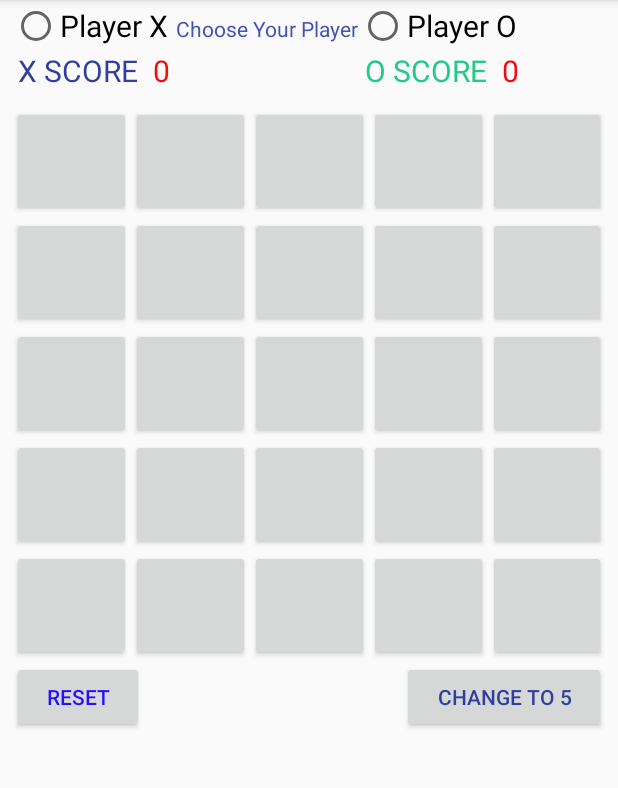
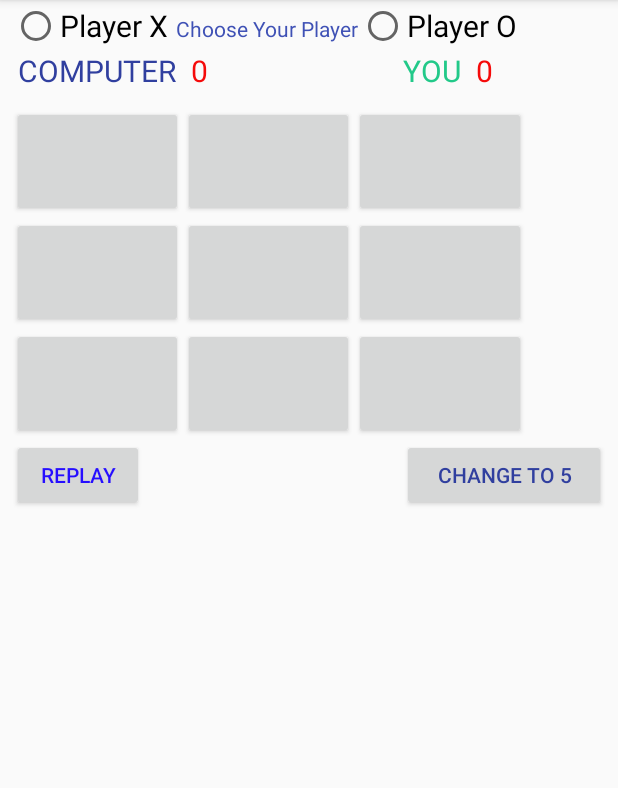
Before and after one commit to CodeLeeq/Take-A-Climb-Challenge-Tic-Tac-Toe, an Android app: the ComputerGame screen opened directly, with no data from a screen before it, on a phone screen of 412 x 824 dp, the part 84-872 px from its top. Run offline under Robolectric (Android 15) with nearby library versions, the phone set to English and light mode, and no system bars.

```diff
--- a/app/src/main/java/com/example/android/tictactoe/HumanPlayer.java
+++ b/app/src/main/java/com/example/android/tictactoe/HumanPlayer.java
@@ -103,6 +103,7 @@ public class HumanPlayer extends AppCompatActivity {
         button5_2 = findViewById(R.id.button5_2);
         show5 = findViewById(R.id.show5);
         reset = findViewById(R.id.reset);
+
         //initializing the remaining button visibility.
         button10.setVisibility(View.GONE);
         button11.setVisibility(View.GONE);
@@ -347,7 +348,7 @@ public class HumanPlayer extends AppCompatActivity {
         //This check the moves for Player X if it wins.
         if (btn1.equals("X") && btn2.equals("X") && btn3.equals("X")) {
             Toast.makeText(HumanPlayer.this, "Congrats! Player X WON!", Toast.LENGTH_LONG).show();
-            playerX_score = +1;
+            playerX_score++;
             displayForPlayerX(playerX_score);
             resetBoard();
 
--- a/app/src/main/res/layout/activity_computer_game.xml
+++ b/app/src/main/res/layout/activity_computer_game.xml
@@ -60,11 +60,11 @@
             android:textColor="@color/colorPrimaryDark"
             android:textAllCaps="true"
             android:textSize="20sp"
-            android:text="@string/x_score"
+            android:text="@string/computerScore"
             android:layout_marginLeft="4dp"
             android:layout_marginRight="10dp" />
         <TextView
-            android:id="@+id/playerX_score"
+            android:id="@+id/computer_score"
             android:layout_width="wrap_content"
             android:layout_height="wrap_content"
             android:layout_marginRight="130dp"
@@ -79,11 +79,11 @@
             android:layout_marginRight="10dp"
             android:textColor="#22c989"
             android:textSize="20sp"
-            android:text="@string/o_score"
+            android:text="@string/humanScore"
             android:layout_marginEnd="10dp" />
 
         <TextView
-            android:id="@+id/playerO_score"
+            android:id="@+id/human_score"
             android:layout_width="wrap_content"
             android:layout_height="wrap_content"
             android:textSize="20sp"
@@ -102,30 +102,6 @@
 
         <Button
 
-            android:id="@+id/button1"
-            android:layout_width="wrap_content"
-            android:layout_height="match_parent"
-            android:textSize="40sp"
-            android:layout_weight="1"
-            tools:ignore="ButtonStyle" />
-
-        <Button
-            android:id="@+id/button2"
-            android:layout_width="wrap_content"
-            android:layout_height="match_parent"
-            android:textSize="40sp"
-            android:layout_weight="1"
-            tools:ignore="ButtonStyle" />
-
-        <Button
-            android:id="@+id/button3"
-            android:layout_width="wrap_content"
-            android:layout_height="match_parent"
-            android:textSize="40sp"
-            android:layout_weight="1"
-            tools:ignore="ButtonStyle" />
-
-        <Button
             android:id="@+id/button1_1"
             android:layout_width="wrap_content"
             android:layout_height="match_parent"
@@ -141,6 +117,16 @@
             android:layout_weight="1"
             tools:ignore="ButtonStyle" />
 
+        <Button
+            android:id="@+id/button1of3"
+            android:layout_width="wrap_content"
+            android:layout_height="match_parent"
+            android:textSize="40sp"
+            android:layout_weight="1"
+            tools:ignore="ButtonStyle" />
+
+
+
 
     </LinearLayout>
     <LinearLayout
@@ -149,7 +135,7 @@
         android:layout_height="match_parent">
 
         <Button
-            android:id="@+id/button4"
+            android:id="@+id/button2_1"
             android:layout_width="wrap_content"
             android:layout_height="match_parent"
             android:layout_weight="1"
@@ -157,33 +143,20 @@
             tools:ignore="ButtonStyle" />
 
         <Button
-            android:id="@+id/button5"
+            android:id="@+id/button2_2"
             android:layout_width="wrap_content"
             android:layout_height="match_parent"
             android:layout_weight="1"
             android:textSize="40sp"
             tools:ignore="ButtonStyle" />
         <Button
-            android:id="@+id/button6"
+            android:id="@+id/button2of3"
             android:layout_width="wrap_content"
             android:layout_height="match_parent"
             android:layout_weight="1"
             android:textSize="40sp"
             tools:ignore="ButtonStyle" />
-        <Button
-            android:id="@+id/button2_1"
-            android:layout_width="wrap_content"
-            android:layout_height="match_parent"
-            android:layout_weight="1"
-            android:textSize="40sp"
-            tools:ignore="ButtonStyle" />
-        <Button
-            android:id="@+id/button2_2"
-            android:layout_width="wrap_content"
-            android:layout_height="match_parent"
-            android:layout_weight="1"
-            android:textSize="40sp"
-            tools:ignore="ButtonStyle" />
+
 
     </LinearLayout>
     <LinearLayout
@@ -193,7 +166,7 @@
         android:weightSum="5">
 
         <Button
-            android:id="@+id/button7"
+            android:id="@+id/button3_1"
             android:layout_width="wrap_content"
             android:layout_height="match_parent"
             android:layout_weight="1"
@@ -201,123 +174,23 @@
             tools:ignore="ButtonStyle" />
 
         <Button
-            android:id="@+id/button8"
+            android:id="@+id/button3_2"
             android:layout_width="wrap_content"
             android:layout_height="match_parent"
             android:textSize="40sp"
             android:layout_weight="1"
             tools:ignore="ButtonStyle" />
         <Button
-            android:id="@+id/button9"
-            android:layout_width="wrap_content"
-            android:layout_height="match_parent"
-            android:layout_weight="1"
-            android:textSize="40sp"
-            tools:ignore="ButtonStyle" />
-        <Button
-            android:id="@+id/button3_1"
-            android:layout_width="wrap_content"
-            android:layout_height="match_parent"
-            android:layout_weight="1"
-            android:textSize="40sp"
-            tools:ignore="ButtonStyle" />
-        <Button
-            android:id="@+id/button3_2"
+            android:id="@+id/button3of3"
             android:layout_width="wrap_content"
             android:layout_height="match_parent"
             android:layout_weight="1"
             android:textSize="40sp"
             tools:ignore="ButtonStyle" />
 
-    </LinearLayout>
-    <LinearLayout
-
-        android:layout_width="match_parent"
-        android:layout_height="match_parent"
-        android:weightSum="5">
-
-        <Button
-            android:id="@+id/button10"
-            android:layout_width="wrap_content"
-            android:layout_height="match_parent"
-            android:layout_weight="1"
-            android:textSize="40sp"
-            tools:ignore="ButtonStyle" />
-
-        <Button
-            android:id="@+id/button11"
-            android:layout_width="wrap_content"
-            android:layout_height="match_parent"
-            android:layout_weight="1"
-            android:textSize="40sp"
-            tools:ignore="ButtonStyle" />
-        <Button
-            android:id="@+id/button12"
-            android:layout_width="wrap_content"
-            android:layout_height="match_parent"
-            android:layout_weight="1"
-            android:textSize="40sp"
-            tools:ignore="ButtonStyle" />
-        <Button
-            android:id="@+id/button4_1"
-            android:layout_width="wrap_content"
-            android:layout_height="match_parent"
-            android:layout_weight="1"
-            android:textSize="40sp"
-            tools:ignore="ButtonStyle" />
-        <Button
-            android:id="@+id/button4_2"
-            android:layout_width="wrap_content"
-            android:layout_height="match_parent"
-            android:layout_weight="1"
-            android:textSize="40sp"
-            tools:ignore="ButtonStyle" />
 
     </LinearLayout>
-    <LinearLayout
 
-        android:layout_width="match_parent"
-        android:layout_height="match_parent"
-        android:weightSum="5">
-
-        <Button
-            android:id="@+id/button13"
-            android:layout_width="wrap_content"
-            android:layout_height="match_parent"
-            android:textSize="40sp"
-            android:layout_weight="1"
-            tools:ignore="ButtonStyle" />
-
-        <Button
-            android:id="@+id/button14"
-            android:layout_width="wrap_content"
-            android:layout_height="match_parent"
-            android:textSize="40sp"
-            android:layout_weight="1"
-            tools:ignore="ButtonStyle" />
-        <Button
-            android:id="@+id/button15"
-            android:layout_width="wrap_content"
-            android:layout_height="match_parent"
-            android:textSize="40sp"
-            android:layout_weight="1"
-            tools:ignore="ButtonStyle" />
-        <Button
-            android:id="@+id/button5_1"
-            android:layout_width="wrap_content"
-            android:layout_height="match_parent"
-            android:textSize="40sp"
-            android:layout_weight="1"
-            tools:ignore="ButtonStyle" />
-        <Button
-            android:id="@+id/button5_2"
-            android:layout_width="wrap_content"
-            android:layout_height="match_parent"
-            android:textSize="40sp"
-            android:layout_weight="1"
-            tools:ignore="ButtonStyle" />
-
-    </LinearLayout>
 
     <RelativeLayout
         android:layout_width="wrap_content"
@@ -327,7 +200,6 @@
         android:id="@+id/reset"
         android:layout_width="wrap_content"
         android:layout_height="wrap_content"
-        android:onClick="resetBoard"
         android:textColor="#260eff"
         android:text="@string/reset"
         tools:ignore="RelativeOverlap" />
--- a/app/src/main/res/values/strings.xml
+++ b/app/src/main/res/values/strings.xml
@@ -7,9 +7,12 @@
     <string name="player_o">Player O</string>
     <string name="choose_your_player">Choose Your Player</string>
     <string name="player_x">Player X</string>
-    <string name="reset">Reset</string>
+    <string name="reset">Replay</string>
     <string name="change_to_5">Change to 5</string>
     <string name="play_with_computer">Play with Computer</string>
     <string name="play_with_a_friend">Play with a Friend</string>
     <string name="programmer">Onayemi Abdulmaleek Babajide</string>
+    <string name="version">v 1.0</string>
+    <string name="computerScore">Computer</string>
+    <string name="humanScore">You</string>
 </resources>
```
Also changed, not shown: app/src/main/java/com/example/android/tictactoe/ComputerGame.java (+271 -2 lines), app/src/main/res/layout/activity_select_game.xml (+9 -0 lines).
